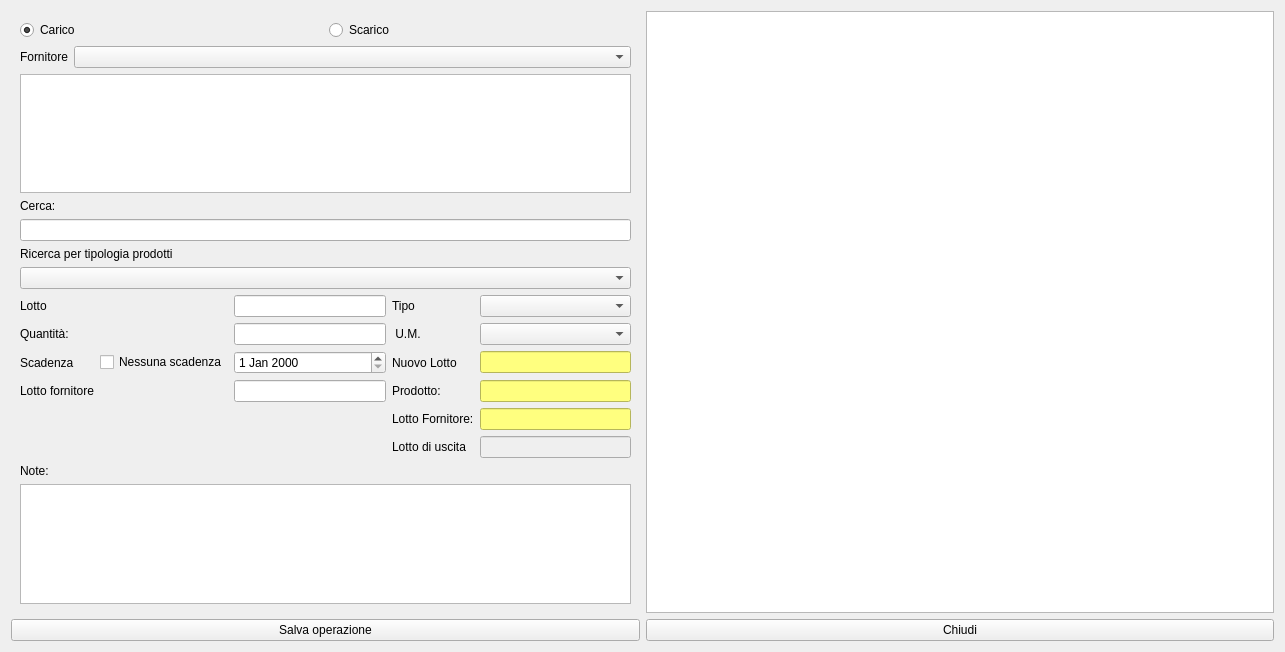
Qt form hnuovaoperazione.ui (fblabs/hamlet-mod-sancon) before a commit.
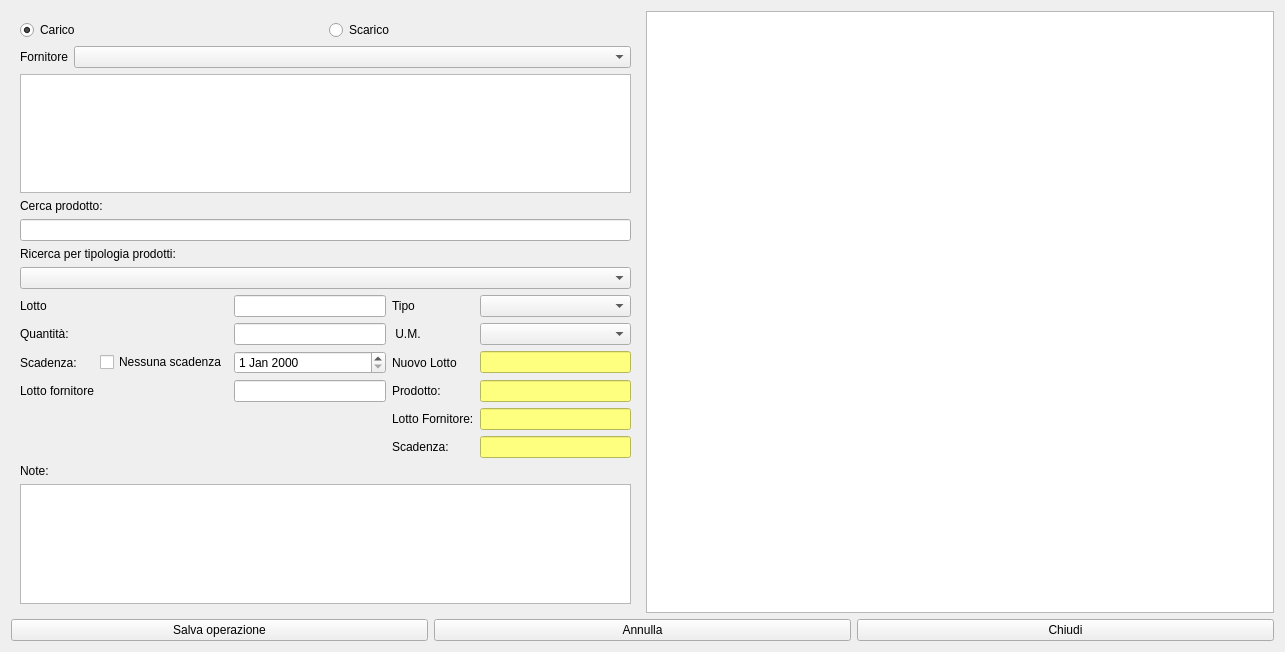
The same form after that commit. Icons and pictures are not drawn.

```diff
--- a/hnuovaoperazione.ui
+++ b/hnuovaoperazione.ui
@@ -77,7 +77,7 @@
             <item>
              <widget class="QLabel" name="label_12">
               <property name="text">
-               <string>Cerca:</string>
+               <string>Cerca prodotto:</string>
               </property>
              </widget>
             </item>
@@ -87,7 +87,7 @@
             <item>
              <widget class="QLabel" name="label_2">
               <property name="text">
-               <string>Ricerca per tipologia prodotti</string>
+               <string>Ricerca per tipologia prodotti:</string>
               </property>
              </widget>
             </item>
@@ -173,27 +173,20 @@
                 </property>
                </widget>
               </item>
-              <item row="5" column="7">
-               <widget class="QLineEdit" name="leEAN">
-                <property name="enabled">
-                 <bool>false</bool>
-                </property>
-               </widget>
-              </item>
               <item row="0" column="2">
                <widget class="QLineEdit" name="leLotto"/>
               </item>
               <item row="5" column="5">
                <widget class="QLabel" name="label_8">
                 <property name="text">
-                 <string>Lotto di uscita</string>
+                 <string>Scadenza:</string>
                 </property>
                </widget>
               </item>
               <item row="2" column="0">
                <widget class="QLabel" name="label_7">
                 <property name="text">
-                 <string>Scadenza</string>
+                 <string>Scadenza:</string>
                 </property>
                </widget>
               </item>
@@ -231,6 +224,16 @@
                 </property>
                </widget>
               </item>
+              <item row="5" column="7">
+               <widget class="QLineEdit" name="leScadenza">
+                <property name="styleSheet">
+                 <string notr="true">background-color: rgb(255, 255, 127);</string>
+                </property>
+                <property name="readOnly">
+                 <bool>true</bool>
+                </property>
+               </widget>
+              </item>
              </layout>
             </item>
             <item>
@@ -281,6 +284,23 @@
        </property>
       </widget>
      </item>
+     <item>
+      <widget class="QPushButton" name="pushButton_2">
+       <property name="text">
+        <string>Annulla</string>
+       </property>
+       <property name="icon">
+        <iconset resource="icons.qrc">
+         <normaloff>:/Resources/Banned-Sign.PNG</normaloff>:/Resources/Banned-Sign.PNG</iconset>
+       </property>
+       <property name="iconSize">
+        <size>
+         <width>32</width>
+         <height>32</height>
+        </size>
+       </property>
+      </widget>
+     </item>
      <item>
       <widget class="QPushButton" name="pushButton_4">
        <property name="text">
```
